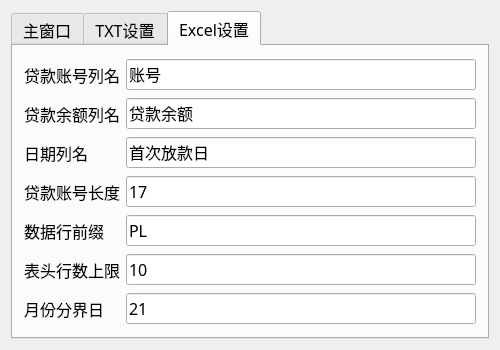
Old version of the form momrobot.ui in the repository Preffer/MomRobot.
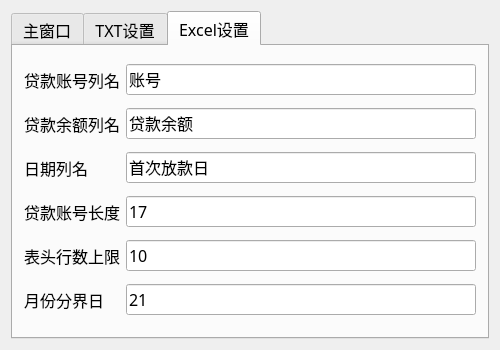
New version of the form. The open tabs and pages were chosen to show the change. Icons and pictures are not drawn.

Patch:
```diff
--- a/momrobot.ui
+++ b/momrobot.ui
@@ -28,7 +28,7 @@
     <item row="0" column="0">
      <widget class="QTabWidget" name="tabWidget">
       <property name="currentIndex">
-       <number>1</number>
+       <number>0</number>
       </property>
       <widget class="QWidget" name="main">
        <attribute name="title">
@@ -221,13 +221,6 @@
         <string>Excel设置</string>
        </attribute>
        <layout class="QGridLayout" name="gridLayout_4">
-        <item row="5" column="0">
-         <widget class="QLabel" name="label_7">
-          <property name="text">
-           <string>贷款账号长度</string>
-          </property>
-         </widget>
-        </item>
         <item row="0" column="0">
          <widget class="QLabel" name="label_5">
           <property name="text">
@@ -249,21 +242,21 @@
           </property>
          </widget>
         </item>
-        <item row="9" column="2">
+        <item row="8" column="2">
          <widget class="QLineEdit" name="excelHeaderWithin">
           <property name="text">
            <string>10</string>
           </property>
          </widget>
         </item>
-        <item row="10" column="0">
+        <item row="9" column="0">
          <widget class="QLabel" name="label_11">
           <property name="text">
            <string>月份分界日</string>
           </property>
          </widget>
         </item>
-        <item row="10" column="2">
+        <item row="9" column="2">
          <widget class="QLineEdit" name="excelNewMonthBound">
           <property name="text">
            <string>21</string>
@@ -284,7 +277,7 @@
           </property>
          </widget>
         </item>
-        <item row="9" column="0">
+        <item row="8" column="0">
          <widget class="QLabel" name="label_10">
           <property name="text">
            <string>表头行数上限</string>
@@ -305,17 +298,10 @@
           </property>
          </widget>
         </item>
-        <item row="6" column="0">
-         <widget class="QLabel" name="label_9">
+        <item row="5" column="0">
+         <widget class="QLabel" name="label_7">
           <property name="text">
-           <string>数据行前缀</string>
-          </property>
-         </widget>
-        </item>
-        <item row="6" column="2">
-         <widget class="QLineEdit" name="excelDataPrefix">
-          <property name="text">
-           <string>PL</string>
+           <string>贷款账号长度</string>
           </property>
          </widget>
         </item>
```
